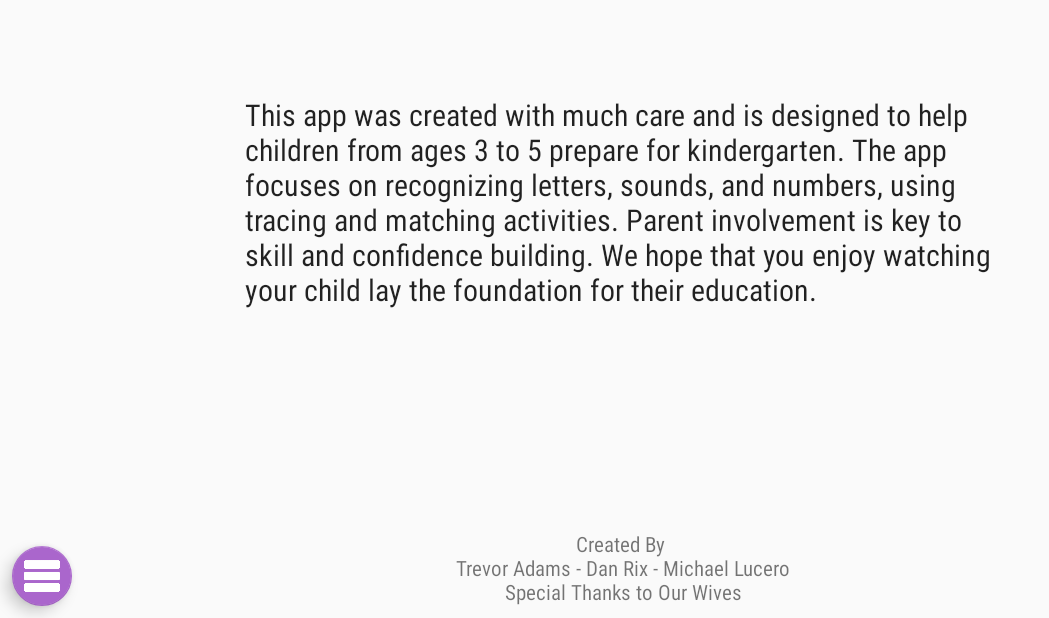
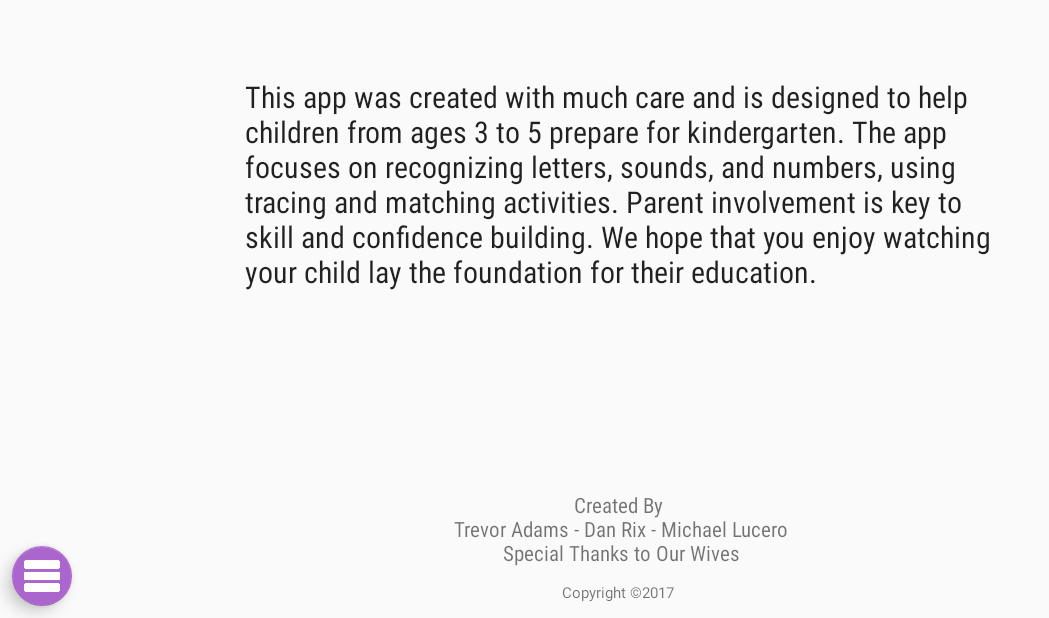
Before and after one commit to ta1188/cs246project, an Android app: the AboutActivity screen opened directly, with no data from a screen before it, on a phone screen of 824 x 412 dp (held sideways). Shown: the whole screen, without its empty margins (0-1049 px from the left). Run offline under Robolectric (Android 15) with nearby library versions, the phone set to English and light mode, and no system bars.

```diff
--- a/app/src/main/java/com/example/cs246project/kindergartenprepapp/MainActivity.java
+++ b/app/src/main/java/com/example/cs246project/kindergartenprepapp/MainActivity.java
@@ -34,7 +34,7 @@ public class MainActivity extends AppCompatActivity {
         lastNameField.setText(lastname);
 
 
-        startService(new Intent(this, BackgroundSoundService.class));
+        //startService(new Intent(this, BackgroundSoundService.class));
     }
 
     public void goToMainMenu(View view) {
--- a/app/src/main/res/layout/activity_about.xml
+++ b/app/src/main/res/layout/activity_about.xml
@@ -30,7 +30,7 @@
         android:id="@+id/createdBy"
         android:layout_width="wrap_content"
         android:layout_height="wrap_content"
-        android:layout_marginBottom="8dp"
+        android:layout_marginBottom="34dp"
         android:layout_marginLeft="8dp"
         android:layout_marginRight="8dp"
         android:fontFamily="sans-serif-condensed"
@@ -38,8 +38,7 @@
         android:textAlignment="center"
         app:layout_constraintBottom_toBottomOf="parent"
         app:layout_constraintLeft_toLeftOf="parent"
-        app:layout_constraintRight_toRightOf="parent"
-        app:layout_constraintHorizontal_bias="0.502" />
+        app:layout_constraintRight_toRightOf="parent" />
 
     <ScrollView
         android:id="@+id/scrollView"
@@ -78,4 +77,19 @@
             app:layout_constraintRight_toRightOf="@+id/scrollView"
             app:layout_constraintTop_toTopOf="@+id/scrollView" />
     </ScrollView>
+
+    <TextView
+        android:id="@+id/textView"
+        android:layout_width="wrap_content"
+        android:layout_height="wrap_content"
+        android:layout_marginBottom="8dp"
+        android:layout_marginLeft="8dp"
+        android:layout_marginRight="8dp"
+        android:layout_marginTop="8dp"
+        android:text="Copyright ©2017"
+        android:textSize="10sp"
+        app:layout_constraintBottom_toBottomOf="parent"
+        app:layout_constraintLeft_toLeftOf="parent"
+        app:layout_constraintRight_toRightOf="parent"
+        app:layout_constraintTop_toBottomOf="@+id/createdBy" />
 </android.support.constraint.ConstraintLayout>
```
Also changed, not shown: app/src/main/java/com/example/cs246project/kindergartenprepapp/BackgroundSoundService.java (+92 -11 lines), app/src/main/java/com/example/cs246project/kindergartenprepapp/NameSelectable.java (+15 -1 lines), app/src/main/java/com/example/cs246project/kindergartenprepapp/NameSelectableModel.java (+4 -13 lines).
